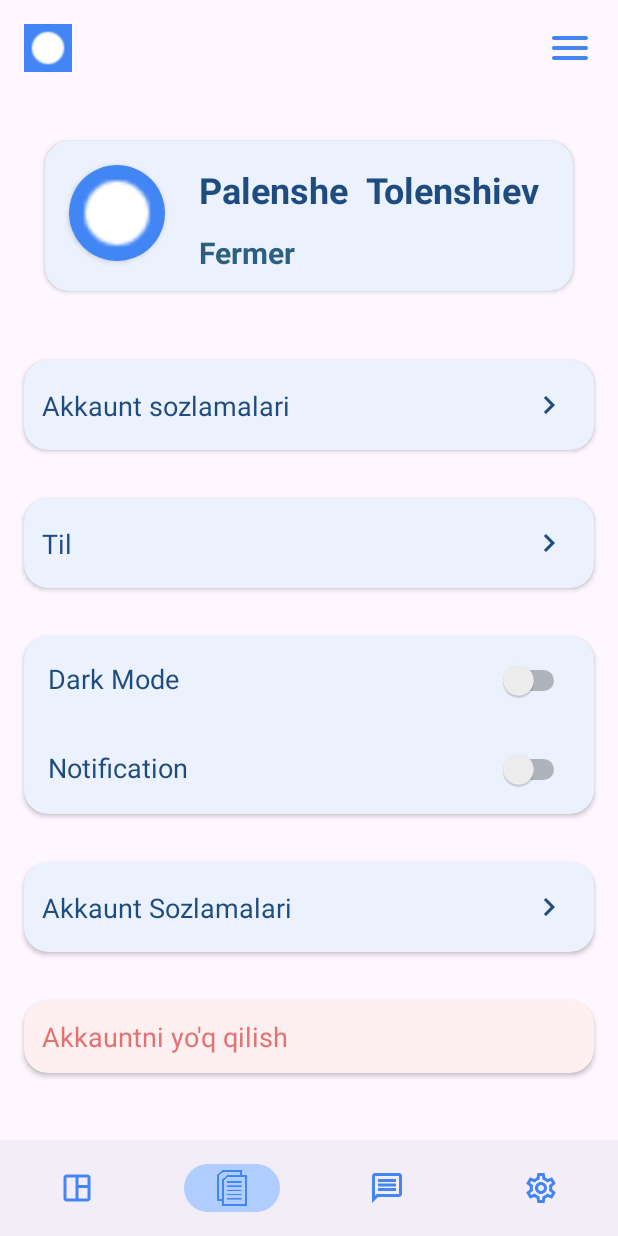
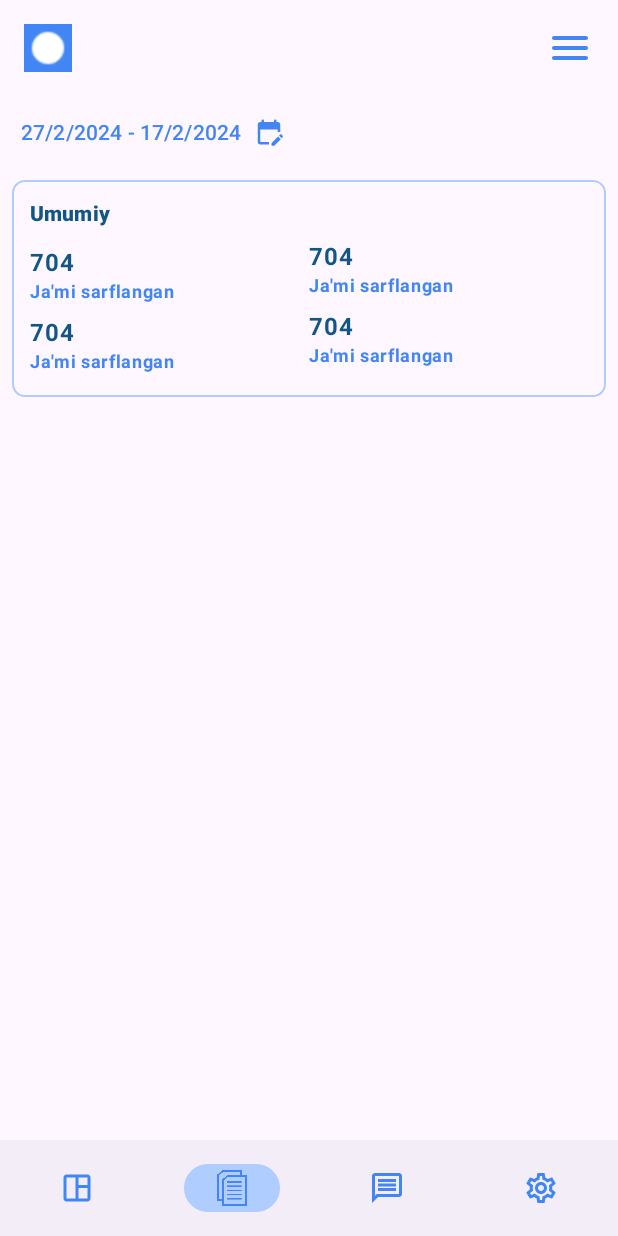
Before and after one commit to theberdakh/Suvchi, an Android app: the screen it shows after launch (MainActivity), item 2 of the bottom bar chosen, on a phone screen of 412 x 824 dp. Run offline under Robolectric (Android 15) with nearby library versions, the phone set to English and light mode, and no system bars; libraries missing offline, so code that uses them is left out: com.patrykandpatrick.vico; 2 statements that could not run were skipped.

Commit message:
add range calendar

```diff
--- a/app/src/main/java/com/theberdakh/suvchi/MainActivity.kt
+++ b/app/src/main/java/com/theberdakh/suvchi/MainActivity.kt
@@ -1,10 +1,8 @@
 package com.theberdakh.suvchi
 
-import android.annotation.SuppressLint
 import androidx.appcompat.app.AppCompatActivity
 import android.os.Bundle
 import com.theberdakh.suvchi.util.setOnlyLightMode
-
 class MainActivity : AppCompatActivity() {
     override fun onCreate(savedInstanceState: Bundle?) {
         super.onCreate(savedInstanceState)
--- a/app/src/main/java/com/theberdakh/suvchi/ui/MainFragment.kt
+++ b/app/src/main/java/com/theberdakh/suvchi/ui/MainFragment.kt
@@ -35,7 +35,7 @@ class MainFragment : Fragment() {
                 R.id.bottom_action_message -> MessageFragment()
                 R.id.bottom_action_settings -> SettingsFragment()
                 R.id.bottom_action_dashboard -> OverviewFragment()
-                R.id.bottom_action_document -> SettingsFragment()
+                R.id.bottom_action_statistics -> StatisticsFragment()
                 else -> throw Exception("Not found fragment")
             }
             replaceFragment(childFragmentManager, R.id.nested_fragment_container, nestedFragment)
--- a/app/src/main/java/com/theberdakh/suvchi/ui/StatisticsFragment.kt
+++ b/app/src/main/java/com/theberdakh/suvchi/ui/StatisticsFragment.kt
@@ -5,10 +5,18 @@ import android.view.LayoutInflater
 import android.view.View
 import android.view.ViewGroup
 import androidx.fragment.app.Fragment
-import com.theberdakh.suvchi.databinding.FragmentSettingsBinding
+import com.google.android.material.datepicker.CalendarConstraints
+import com.google.android.material.datepicker.MaterialDatePicker
+import com.theberdakh.suvchi.R
+import com.theberdakh.suvchi.databinding.FragmentStatisticsBinding
+import java.text.SimpleDateFormat
+import java.util.Calendar
+import java.util.Date
+import java.util.Locale
+import java.util.TimeZone
 
 class StatisticsFragment : Fragment() {
-    private var _binding: FragmentSettingsBinding? = null
+    private var _binding: FragmentStatisticsBinding? = null
     private val binding get() = checkNotNull(_binding)
 
     override fun onCreateView(
@@ -16,11 +24,68 @@ class StatisticsFragment : Fragment() {
         container: ViewGroup?,
         savedInstanceState: Bundle?
     ): View {
-        _binding = FragmentSettingsBinding.inflate(inflater, container, false)
+        _binding = FragmentStatisticsBinding.inflate(inflater, container, false)
+
+
+        binding.buttonDateRange.text = getLastDayRange(10)
+
+
+        binding.buttonDateRange.setOnClickListener {
+            val picker = MaterialDatePicker.Builder.dateRangePicker()
+                .setTheme(R.style.RangeCalendarTheme)
+                .setTitleText("Kúnler aralıǵın saylań")
+                .build()
+
+            picker.show(this.childFragmentManager, "TAG")
+
+            picker.addOnPositiveButtonClickListener {
+                binding.buttonDateRange.text =
+                    "${convertTimeToDate(it.first)} -${convertTimeToDate(it.second)}"
+            }
+
+            picker.addOnNegativeButtonClickListener {
+                picker.dismiss()
+            }
+        }
+
+
+        return binding.root
+    }
+
+    private fun getLastDayRange(lastDays: Int) : String{
+        val calendar = Calendar.getInstance()
+        val currentDate = Date()
+        calendar.time = currentDate
+        val tenDaysAgo = Calendar.getInstance()
+        tenDaysAgo.time = currentDate
+        tenDaysAgo.add(Calendar.DAY_OF_MONTH, lastDays)
+
+        return "${formatDateToText(tenDaysAgo.time)} - ${formatDateToText(currentDate)}"
+    }
 
 
 
-        return binding.root
+
+
+    private fun formatDateToText(date: Date): String {
+        val calendar = Calendar.getInstance()
+        calendar.time = date
+        val day = calendar.get(Calendar.DAY_OF_MONTH)
+        val month = calendar.get(Calendar.MONTH) +1
+        val year = calendar.get(Calendar.YEAR)
+
+        return "$day/$month/$year"
+    }
+
+    private fun formatDateToLong(date: Date): Long {
+        return date.time
+    }
+
+    private fun convertTimeToDate(time: Long): String {
+        val utc = Calendar.getInstance(TimeZone.getTimeZone("UTC"))
+        utc.timeInMillis = time
+        val format = SimpleDateFormat("dd/MM/yyyy", Locale.getDefault())
+        return format.format(utc.time)
     }
 
     override fun onDestroyView() {
--- /dev/null
+++ b/app/src/main/res/drawable/round_edit_calendar_24.xml
@@ -0,0 +1,5 @@
+<vector android:height="24dp" android:tint="#4285F4"
+    android:viewportHeight="24" android:viewportWidth="24"
+    android:width="24dp" xmlns:android="http://schemas.android.com/apk/res/android">
+    <path android:fillColor="@android:color/white" android:pathData="M12,22H5c-1.11,0 -2,-0.9 -2,-2L3.01,6c0,-1.1 0.88,-2 1.99,-2h1V3c0,-0.55 0.45,-1 1,-1s1,0.45 1,1v1h8V3c0,-0.55 0.45,-1 1,-1s1,0.45 1,1v1h1c1.1,0 2,0.9 2,2v6h-2v-2H5v10h7V22zM22.13,16.99l0.71,-0.71c0.39,-0.39 0.39,-1.02 0,-1.41l-0.71,-0.71c-0.39,-0.39 -1.02,-0.39 -1.41,0l-0.71,0.71L22.13,16.99zM21.42,17.7l-5.01,5.01c-0.18,0.18 -0.44,0.29 -0.7,0.29H14.5c-0.28,0 -0.5,-0.22 -0.5,-0.5v-1.21c0,-0.27 0.11,-0.52 0.29,-0.71l5.01,-5.01L21.42,17.7z"/>
+</vector>
--- a/app/src/main/res/layout/activity_main.xml
+++ b/app/src/main/res/layout/activity_main.xml
@@ -7,9 +7,6 @@
     tools:context=".MainActivity"
     android:orientation="vertical">
 
-
-
-
     <androidx.fragment.app.FragmentContainerView
         android:id="@+id/fragmentContainerView"
         android:name="androidx.navigation.fragment.NavHostFragment"
@@ -18,5 +15,4 @@
         app:defaultNavHost="true"
         app:navGraph="@navigation/parent_nav" />
 
-
 </FrameLayout>
--- a/app/src/main/res/layout/fragment_statistics.xml
+++ b/app/src/main/res/layout/fragment_statistics.xml
@@ -14,16 +14,18 @@
 
 
         <com.google.android.material.button.MaterialButton
+            android:id="@+id/button_date_range"
             style="?materialIconButtonOutlinedStyle"
             android:layout_width="wrap_content"
             android:layout_height="wrap_content"
             android:text="Yanvar, 2023"
             android:textColor="@color/color_text_secondary"
-            app:icon="@drawable/round_keyboard_arrow_down_24"
+            app:icon="@drawable/round_edit_calendar_24"
             app:iconGravity="end"
             app:iconPadding="8dp"
             app:iconTint="@color/color_text_secondary"
             app:strokeWidth="0dp" />
+
 
         <HorizontalScrollView
             android:layout_width="match_parent"
@@ -107,12 +109,15 @@
             </FrameLayout>
 
             <FrameLayout
-                android:layout_width="0dp"
+                android:visibility="gone"
+                android:layout_width="wrap_content"
+                android:clickable="true"
+                android:focusable="true"
                 android:layout_height="wrap_content"
-                android:layout_weight="1"
                 android:padding="4dp">
 
                 <TextView
+                    android:id="@+id/textview_date_range"
                     android:layout_width="match_parent"
                     android:layout_height="match_parent"
                     android:text="1-10 kunlar"
--- a/app/src/main/res/layout/item_message.xml
+++ b/app/src/main/res/layout/item_message.xml
@@ -13,8 +13,7 @@
         android:layout_marginStart="16dp"
         android:layout_marginTop="32dp"
         android:layout_marginEnd="16dp"
-        android:backgroundTint="@color/background_card"
-        app:layout_constraintTop_toBottomOf="@id/card_message_2">
+        android:backgroundTint="@color/background_card">
 
         <androidx.constraintlayout.widget.ConstraintLayout
             android:layout_width="match_parent"
--- a/app/src/main/res/menu/menu_bottom_nav.xml
+++ b/app/src/main/res/menu/menu_bottom_nav.xml
@@ -5,7 +5,7 @@
         android:icon="@drawable/outline_space_dashboard_24"
         android:title="Dashboard"/>
     <item
-        android:id="@+id/bottom_action_document"
+        android:id="@+id/bottom_action_statistics"
         android:icon="@drawable/ic_paper_outlined"
         android:title="Dashboard"/>
     <item
--- a/app/src/main/res/values/strings.xml
+++ b/app/src/main/res/values/strings.xml
@@ -1,3 +1,6 @@
 <resources>
     <string name="app_name">Suvchi</string>
+    <!--Workaround for DateRangePicker-->
+    <string name="mtrl_picker_range_header_unselected"
+        description="Placeholders for two dates separated by a dash representing a range [CHAR_LIMIT=60]">Sanadan – Sanagacha</string>
 </resources>
--- a/app/src/main/res/values/styles.xml
+++ b/app/src/main/res/values/styles.xml
@@ -5,4 +5,8 @@
         <item name="android:color">@color/color_container</item>
     </style>
 
+    <style name="RangeCalendarTheme" parent="ThemeOverlay.Material3.MaterialCalendar">
+        <item name="android:windowFullscreen">false</item>
+    </style>
+
 </resources>
--- a/app/src/main/res/values/themes.xml
+++ b/app/src/main/res/values/themes.xml
@@ -1,6 +1,8 @@
 <resources xmlns:tools="http://schemas.android.com/tools">
     <!-- Base application theme. -->
     <style name="Base.Theme.Suvchi" parent="Theme.Material3.DayNight.NoActionBar">
+        <item name="colorPrimary">@color/color_icon</item>
+        <item name="colorOnSurfaceVariant">@color/color_text_secondary</item>
         <!-- Customize your light theme here. -->
         <!-- <item name="colorPrimary">@color/my_light_primary</item> -->
     </style>
```
